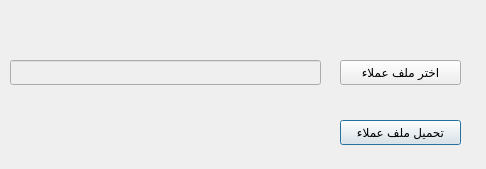
This is presentation/loyalty_ui/uploadCustomers.ui in shymaa123456/HyperPOS2020 as Qt 5 draws it before an edit. The edited form follows.
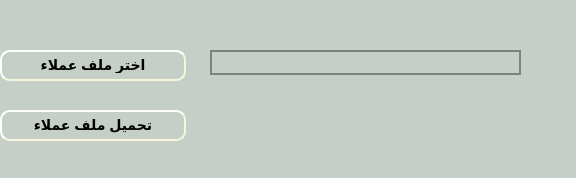
This is the edited form.

Diff of the .ui file:
```diff
--- a/presentation/loyalty_ui/uploadCustomers.ui
+++ b/presentation/loyalty_ui/uploadCustomers.ui
@@ -6,22 +6,37 @@
    <rect>
     <x>0</x>
     <y>0</y>
-    <width>486</width>
-    <height>169</height>
+    <width>576</width>
+    <height>178</height>
    </rect>
   </property>
   <property name="windowTitle">
    <string>Dialog</string>
   </property>
+  <property name="styleSheet">
+   <string notr="true">background-color: rgb(198, 207, 199);
+
+</string>
+  </property>
   <widget class="QPushButton" name="BTN_load">
    <property name="geometry">
     <rect>
-     <x>340</x>
-     <y>120</y>
-     <width>121</width>
-     <height>25</height>
+     <x>0</x>
+     <y>110</y>
+     <width>186</width>
+     <height>31</height>
     </rect>
    </property>
+   <property name="styleSheet">
+    <string notr="true">
+    border-style: outset;
+    border-width: 2px;
+    border-radius: 10px;
+    border-color: beige;
+    font: bold 14px;
+    min-width: 10em;
+    padding: 6px;</string>
+   </property>
    <property name="text">
     <string>تحميل ملف عملاء</string>
    </property>
@@ -29,12 +44,22 @@
   <widget class="QPushButton" name="BTN_browse">
    <property name="geometry">
     <rect>
-     <x>340</x>
-     <y>60</y>
-     <width>121</width>
-     <height>25</height>
+     <x>0</x>
+     <y>50</y>
+     <width>186</width>
+     <height>31</height>
     </rect>
    </property>
+   <property name="styleSheet">
+    <string notr="true">
+    border-style: outset;
+    border-width: 2px;
+    border-radius: 10px;
+    border-color: beige;
+    font: bold 14px;
+    min-width: 10em;
+    padding: 6px;</string>
+   </property>
    <property name="text">
     <string>اختر ملف عملاء</string>
    </property>
@@ -45,12 +70,19 @@
    </property>
    <property name="geometry">
     <rect>
-     <x>10</x>
-     <y>60</y>
+     <x>210</x>
+     <y>50</y>
      <width>311</width>
      <height>25</height>
     </rect>
    </property>
+   <property name="styleSheet">
+    <string notr="true"> border: 2px solid gray;
+   
+    padding: 0 8px;
+    
+    selection-background-color: darkgray;</string>
+   </property>
   </widget>
  </widget>
  <resources/>
```
